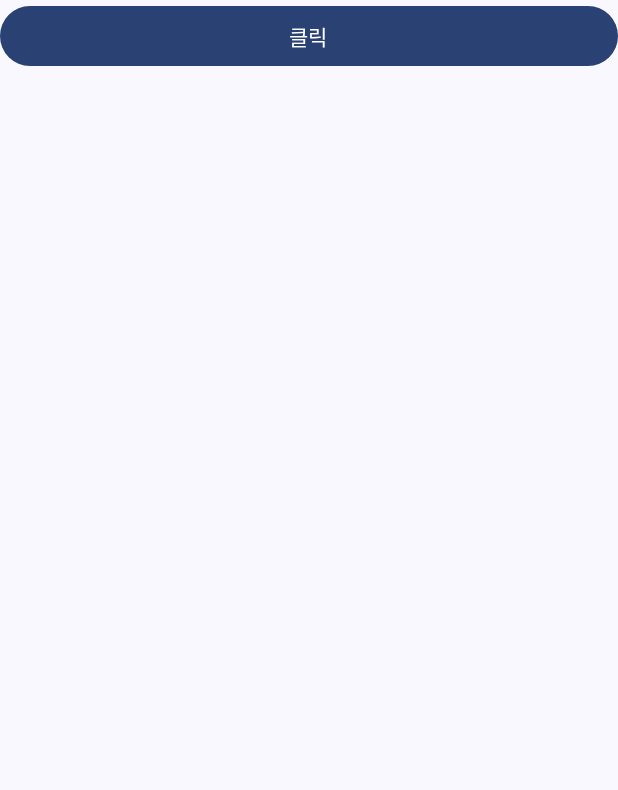
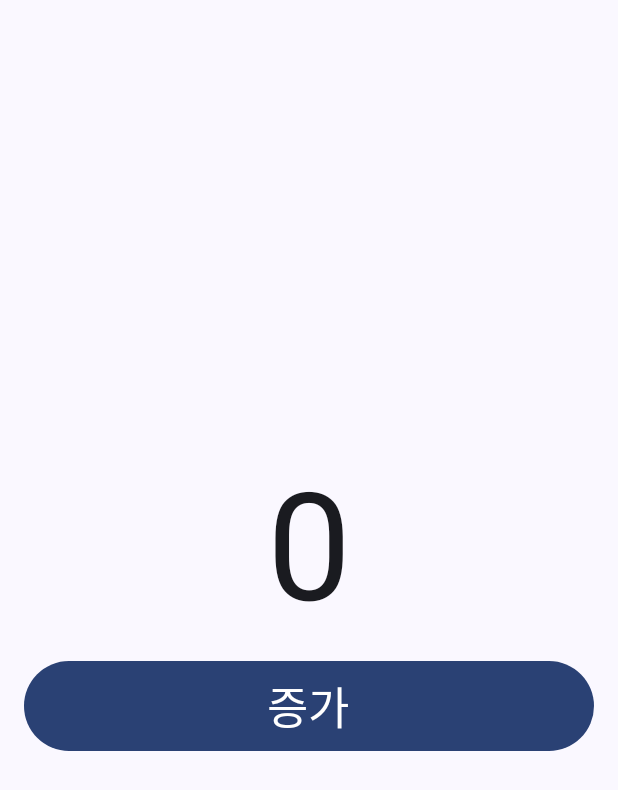
Before and after one commit to Nem-nooy/Advanced_Counter, an Android app built with Jetpack Compose: the screen it shows after launch (MainActivity), on a phone screen of 412 x 824 dp. Shown: the top 790 px of the screen. Run offline under Robolectric (Android 15) with nearby library versions, the phone set to English and light mode, and no system bars.

Commit message:
✨ 카운터 증가 완성

```diff
--- a/app/src/main/java/kr/ac/kumoh/ce/s20220736/advanced_counter/MainActivity.kt
+++ b/app/src/main/java/kr/ac/kumoh/ce/s20220736/advanced_counter/MainActivity.kt
@@ -1,10 +1,11 @@
 package kr.ac.kumoh.ce.s20220736.advanced_counter
 
 import android.os.Bundle
-import android.widget.Toast
 import androidx.activity.ComponentActivity
 import androidx.activity.compose.setContent
 import androidx.activity.enableEdgeToEdge
+import androidx.compose.foundation.layout.Arrangement
+import androidx.compose.foundation.layout.Column
 import androidx.compose.foundation.layout.fillMaxSize
 import androidx.compose.foundation.layout.fillMaxWidth
 import androidx.compose.foundation.layout.padding
@@ -12,8 +13,14 @@ import androidx.compose.material3.Button
 import androidx.compose.material3.Scaffold
 import androidx.compose.material3.Text
 import androidx.compose.runtime.Composable
+import androidx.compose.runtime.mutableIntStateOf
+import androidx.compose.runtime.mutableStateOf
+import androidx.compose.runtime.remember
+import androidx.compose.ui.Alignment
 import androidx.compose.ui.Modifier
 import androidx.compose.ui.platform.LocalContext
+import androidx.compose.ui.unit.dp
+import androidx.compose.ui.unit.sp
 import kr.ac.kumoh.ce.s20220736.advanced_counter.ui.theme.Advanced_CounterTheme
 
 class MainActivity : ComponentActivity() {
@@ -33,17 +40,70 @@ fun MainScreen() {
     val context = LocalContext.current  // 'LocalContext'를 써야 현재 context를 가져올 수 있다.
 
     Scaffold(modifier = Modifier.fillMaxSize()) { innerPadding ->
+        Counter(Modifier.padding(innerPadding))
+    }
+}
+
+@Composable
+fun Counter(modifier: Modifier = Modifier) {
+    //var value = 0
+    val (count, setCount) = remember { mutableIntStateOf(0) }
+    val (expanded, setExpanded) = remember { mutableStateOf(false) }
+
+    Column(
+        modifier = modifier.fillMaxSize(),
+        verticalArrangement = Arrangement.Center,
+        horizontalAlignment = Alignment.CenterHorizontally,
+    ) {
+        Text(
+            text = "$count",
+            fontSize = 100.sp   // 강의 화면에서 크게 표시해야 하니까 쓴 것.
+        )
         Button(
-            modifier = Modifier.padding(innerPadding).fillMaxWidth(),
+            modifier = Modifier.fillMaxWidth().padding(16.dp),
             onClick = {
-                Toast.makeText(
-                    context,
-                    "눌렸습니다",
-                    Toast.LENGTH_SHORT
-                ).show()
-            },
+                //count++
+                setCount(count + 1)
+            }
         ) {
-            Text(text = "클릭")
+            Text(
+                "증가",
+                fontSize = 30.sp,
+            )
         }
     }
 }
+
+//@Composable
+//fun Clicker(modifier: Modifier = Modifier) {
+//    // 이렇게 하면 버튼 눌러도 안 바뀜
+//    //var txtString = "안녕하세요"
+//
+//    // 이렇게 해야 버튼 눌렀을 때 바뀜.
+//    //var txtString by remember { mutableStateOf("안녕하세요") }   // (첫 번째 방법)
+//    val txtString = remember { mutableStateOf("안녕하세요") }    // (두 번째 방법)
+//    //val (count, setTxtString) = remember { mutableStateOf("안녕하세요") }    // (세 번째 방법)
+//
+//    Column (
+//        modifier = modifier.fillMaxSize(),
+//        //verticalArrangement = Arrangement.SpaceAround,  // SpaceAround가 토스틱하고 보기 좋다.
+//        verticalArrangement = Arrangement.Center,
+//        horizontalAlignment = Alignment.CenterHorizontally,
+//    ){
+//        Text(
+//            //text = txtString,    // (첫 번째 방법 사용 시)
+//            text = txtString.value, // (두 번째 방법 사용 시)
+//            fontSize = 60.sp  // 강의용 모니터 이슈로 인한 글자 크기 키우기... 지만 글자가 너무 작으니 나도 쓰자
+//        )
+//        Button(
+//            modifier = modifier.fillMaxWidth(),
+//            onClick = {
+//                //txtString = "눌렸습니다"  // (첫 번째 방법 사용 시)
+//                txtString.value = "눌렸습니다"   // (두 번째 방법 사용 시)
+//                //setTxtString("눌렀습니다")   // (세 번째 방법 사용 시)
+//            },
+//        ) {
+//            Text(text = "클릭")
+//        }
+//    }
+//}
```
